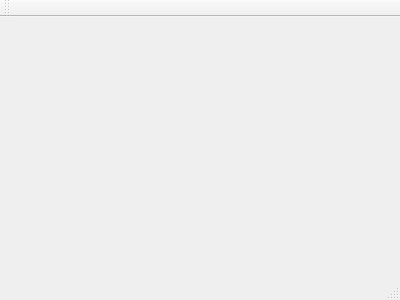
Above: qtStudy_multiThread/mainwindow.ui from f0ghua/qtStudy before the change. Below: the same form after it.
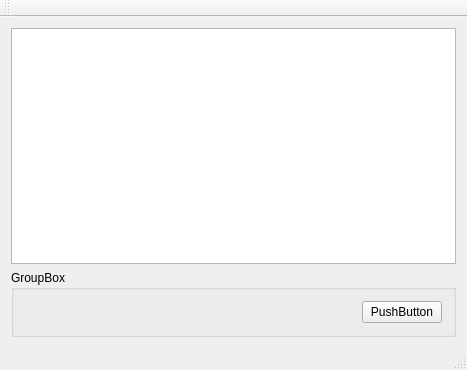
That is the form after the change. Custom widgets are drawn as their Qt base class.

Commit message: ! add tree view samples for span test

The edit to the form file:
```diff
--- a/qtStudy_multiThread/mainwindow.ui
+++ b/qtStudy_multiThread/mainwindow.ui
@@ -1,24 +1,81 @@
 <ui version="4.0">
  <class>MainWindow</class>
- <widget class="QMainWindow" name="MainWindow" >
-  <property name="geometry" >
+ <widget class="QMainWindow" name="MainWindow">
+  <property name="geometry">
    <rect>
     <x>0</x>
     <y>0</y>
-    <width>400</width>
-    <height>300</height>
+    <width>467</width>
+    <height>370</height>
    </rect>
   </property>
   <property name="windowTitle" >
    <string>MainWindow</string>
   </property>
-  <widget class="QMenuBar" name="menuBar" />
-  <widget class="QToolBar" name="mainToolBar" />
-  <widget class="QWidget" name="centralWidget" />
-  <widget class="QStatusBar" name="statusBar" />
+  <widget class="QWidget" name="centralWidget">
+   <layout class="QGridLayout" name="gridLayout_2">
+    <item row="0" column="0">
+     <widget class="MyTreeView" name="treeView"/>
+    </item>
+    <item row="1" column="0">
+     <widget class="QGroupBox" name="groupBox">
+      <property name="title">
+       <string>GroupBox</string>
+      </property>
+      <layout class="QGridLayout" name="gridLayout">
+       <item row="0" column="0">
+        <spacer name="horizontalSpacer">
+         <property name="orientation">
+          <enum>Qt::Horizontal</enum>
+         </property>
+         <property name="sizeHint" stdset="0">
+          <size>
+           <width>343</width>
+           <height>20</height>
+          </size>
+         </property>
+        </spacer>
+       </item>
+       <item row="0" column="1">
+        <widget class="QPushButton" name="pushButton">
+         <property name="text">
+          <string>PushButton</string>
+         </property>
+        </widget>
+       </item>
+      </layout>
+     </widget>
+    </item>
+   </layout>
+  </widget>
+  <widget class="QMenuBar" name="menuBar">
+   <property name="geometry">
+    <rect>
+     <x>0</x>
+     <y>0</y>
+     <width>467</width>
+     <height>17</height>
+    </rect>
+   </property>
+  </widget>
+  <widget class="QToolBar" name="mainToolBar">
+   <attribute name="toolBarArea">
+    <enum>TopToolBarArea</enum>
+   </attribute>
+   <attribute name="toolBarBreak">
+    <bool>false</bool>
+   </attribute>
+  </widget>
+  <widget class="QStatusBar" name="statusBar"/>
  </widget>
- <layoutDefault spacing="6" margin="11" />
- <pixmapfunction></pixmapfunction>
+ <layoutdefault spacing="6" margin="11"/>
+ <customwidgets>
+  <customwidget>
+   <class>MyTreeView</class>
+   <extends>QTreeView</extends>
+   <header>mytreeview.h</header>
+  </customwidget>
+ </customwidgets>
  <resources/>
  <connections/>
 </ui>
```
Left out of the diff: 3 changed lines with no effect on the pictures. The commit also changes 12 other files.
